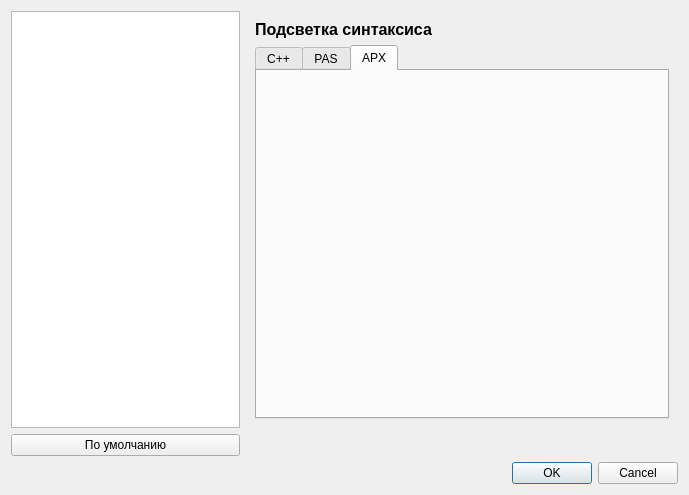
Qt form settingsdialog.ui (NOOBS-DevTeam/Appendix) before a commit.
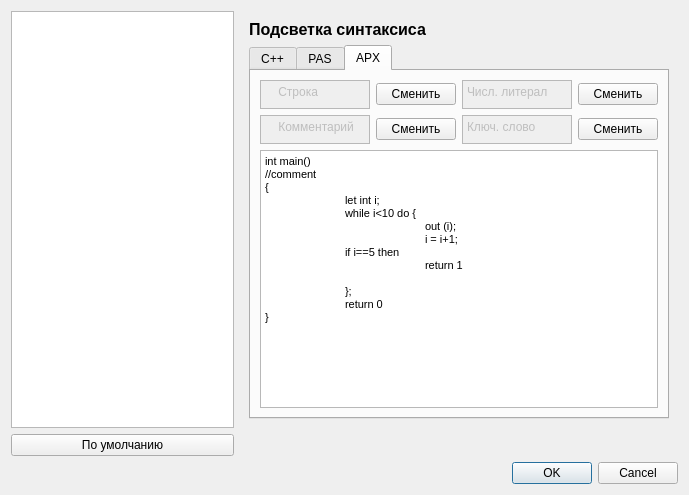
The same form after that commit. The open tabs and pages were chosen to show the change. Custom widgets are drawn as their Qt base class.

Patch:
```diff
--- a/settingsdialog.ui
+++ b/settingsdialog.ui
@@ -464,6 +464,179 @@
           <attribute name="title">
            <string>APX</string>
           </attribute>
+          <layout class="QGridLayout" name="gridLayout_9">
+           <item row="0" column="0">
+            <layout class="QGridLayout" name="gridLayout_8">
+             <item row="1" column="0">
+              <widget class="Editor" name="textEdit_3">
+               <property name="html">
+                <string>&lt;!DOCTYPE HTML PUBLIC &quot;-//W3C//DTD HTML 4.0//EN&quot; &quot;http://www.w3.org/TR/REC-html40/strict.dtd&quot;&gt;
+&lt;html&gt;&lt;head&gt;&lt;meta name=&quot;qrichtext&quot; content=&quot;1&quot; /&gt;&lt;style type=&quot;text/css&quot;&gt;
+p, li { white-space: pre-wrap; }
+&lt;/style&gt;&lt;/head&gt;&lt;body style=&quot; font-family:'MS Shell Dlg 2'; font-size:8.25pt; font-weight:400; font-style:normal;&quot;&gt;
+&lt;p style=&quot; margin-top:0px; margin-bottom:0px; margin-left:0px; margin-right:0px; -qt-block-indent:0; text-indent:0px;&quot;&gt;&lt;span style=&quot; font-size:8pt;&quot;&gt;int main()&lt;/span&gt;&lt;/p&gt;
+&lt;p style=&quot; margin-top:0px; margin-bottom:0px; margin-left:0px; margin-right:0px; -qt-block-indent:0; text-indent:0px;&quot;&gt;&lt;span style=&quot; font-size:8pt;&quot;&gt;//comment&lt;/span&gt;&lt;/p&gt;
+&lt;p style=&quot; margin-top:0px; margin-bottom:0px; margin-left:0px; margin-right:0px; -qt-block-indent:0; text-indent:0px;&quot;&gt;&lt;span style=&quot; font-size:8pt;&quot;&gt;{&lt;/span&gt;&lt;/p&gt;
+&lt;p style=&quot; margin-top:0px; margin-bottom:0px; margin-left:0px; margin-right:0px; -qt-block-indent:0; text-indent:0px;&quot;&gt;&lt;span style=&quot; font-size:8pt;&quot;&gt;	let int i;&lt;/span&gt;&lt;/p&gt;
+&lt;p style=&quot; margin-top:0px; margin-bottom:0px; margin-left:0px; margin-right:0px; -qt-block-indent:0; text-indent:0px;&quot;&gt;&lt;span style=&quot; font-size:8pt;&quot;&gt;	while i&amp;lt;10 do {&lt;/span&gt;&lt;/p&gt;
+&lt;p style=&quot; margin-top:0px; margin-bottom:0px; margin-left:0px; margin-right:0px; -qt-block-indent:0; text-indent:0px;&quot;&gt;&lt;span style=&quot; font-size:8pt;&quot;&gt;		out (i);&lt;/span&gt;&lt;/p&gt;
+&lt;p style=&quot; margin-top:0px; margin-bottom:0px; margin-left:0px; margin-right:0px; -qt-block-indent:0; text-indent:0px;&quot;&gt;&lt;span style=&quot; font-size:8pt;&quot;&gt;		i = i+1;&lt;/span&gt;&lt;/p&gt;
+&lt;p style=&quot; margin-top:0px; margin-bottom:0px; margin-left:0px; margin-right:0px; -qt-block-indent:0; text-indent:0px;&quot;&gt;&lt;span style=&quot; font-size:8pt;&quot;&gt;	if i==5 then&lt;/span&gt;&lt;/p&gt;
+&lt;p style=&quot; margin-top:0px; margin-bottom:0px; margin-left:0px; margin-right:0px; -qt-block-indent:0; text-indent:0px;&quot;&gt;&lt;span style=&quot; font-size:8pt;&quot;&gt;		return 1&lt;/span&gt;&lt;/p&gt;
+&lt;p style=&quot; margin-top:0px; margin-bottom:0px; margin-left:0px; margin-right:0px; -qt-block-indent:0; text-indent:0px;&quot;&gt;&lt;span style=&quot; font-size:8pt;&quot;&gt;	&lt;/span&gt;&lt;/p&gt;
+&lt;p style=&quot; margin-top:0px; margin-bottom:0px; margin-left:0px; margin-right:0px; -qt-block-indent:0; text-indent:0px;&quot;&gt;&lt;span style=&quot; font-size:8pt;&quot;&gt;	};&lt;/span&gt;&lt;/p&gt;
+&lt;p style=&quot; margin-top:0px; margin-bottom:0px; margin-left:0px; margin-right:0px; -qt-block-indent:0; text-indent:0px;&quot;&gt;&lt;span style=&quot; font-size:8pt;&quot;&gt;	return 0&lt;/span&gt;&lt;/p&gt;
+&lt;p style=&quot; margin-top:0px; margin-bottom:0px; margin-left:0px; margin-right:0px; -qt-block-indent:0; text-indent:0px;&quot;&gt;&lt;span style=&quot; font-size:8pt;&quot;&gt;}&lt;/span&gt;&lt;/p&gt;&lt;/body&gt;&lt;/html&gt;</string>
+               </property>
+              </widget>
+             </item>
+             <item row="0" column="0">
+              <layout class="QGridLayout" name="gridLayout_7">
+               <item row="0" column="0">
+                <layout class="QVBoxLayout" name="verticalLayout_5">
+                 <item>
+                  <layout class="QHBoxLayout" name="horizontalLayout_11">
+                   <item>
+                    <widget class="QPlainTextEdit" name="plainTextEdit_10">
+                     <property name="enabled">
+                      <bool>false</bool>
+                     </property>
+                     <property name="minimumSize">
+                      <size>
+                       <width>110</width>
+                       <height>29</height>
+                      </size>
+                     </property>
+                     <property name="maximumSize">
+                      <size>
+                       <width>110</width>
+                       <height>29</height>
+                      </size>
+                     </property>
+                     <property name="plainText">
+                      <string>    Строка</string>
+                     </property>
+                    </widget>
+                   </item>
+                   <item>
+                    <widget class="QPushButton" name="pushButton_11">
+                     <property name="text">
+                      <string>Сменить</string>
+                     </property>
+                    </widget>
+                   </item>
+                  </layout>
+                 </item>
+                 <item>
+                  <layout class="QHBoxLayout" name="horizontalLayout_10">
+                   <item>
+                    <widget class="QPlainTextEdit" name="plainTextEdit_11">
+                     <property name="enabled">
+                      <bool>false</bool>
+                     </property>
+                     <property name="minimumSize">
+                      <size>
+                       <width>110</width>
+                       <height>29</height>
+                      </size>
+                     </property>
+                     <property name="maximumSize">
+                      <size>
+                       <width>110</width>
+                       <height>29</height>
+                      </size>
+                     </property>
+                     <property name="plainText">
+                      <string>    Комментарий</string>
+                     </property>
+                    </widget>
+                   </item>
+                   <item>
+                    <widget class="QPushButton" name="pushButton_12">
+                     <property name="text">
+                      <string>Сменить</string>
+                     </property>
+                    </widget>
+                   </item>
+                  </layout>
+                 </item>
+                </layout>
+               </item>
+               <item row="0" column="1">
+                <layout class="QVBoxLayout" name="verticalLayout_6">
+                 <item>
+                  <layout class="QHBoxLayout" name="horizontalLayout_12">
+                   <item>
+                    <widget class="QPlainTextEdit" name="plainTextEdit_12">
+                     <property name="enabled">
+                      <bool>false</bool>
+                     </property>
+                     <property name="minimumSize">
+                      <size>
+                       <width>110</width>
+                       <height>29</height>
+                      </size>
+                     </property>
+                     <property name="maximumSize">
+                      <size>
+                       <width>110</width>
+                       <height>29</height>
+                      </size>
+                     </property>
+                     <property name="plainText">
+                      <string>Числ. литерал</string>
+                     </property>
+                    </widget>
+                   </item>
+                   <item>
+                    <widget class="QPushButton" name="pushButton_13">
+                     <property name="text">
+                      <string>Сменить</string>
+                     </property>
+                    </widget>
+                   </item>
+                  </layout>
+                 </item>
+                 <item>
+                  <layout class="QHBoxLayout" name="horizontalLayout_13">
+                   <item>
+                    <widget class="QPlainTextEdit" name="plainTextEdit_13">
+                     <property name="enabled">
+                      <bool>false</bool>
+                     </property>
+                     <property name="minimumSize">
+                      <size>
+                       <width>110</width>
+                       <height>29</height>
+                      </size>
+                     </property>
+                     <property name="maximumSize">
+                      <size>
+                       <width>110</width>
+                       <height>29</height>
+                      </size>
+                     </property>
+                     <property name="plainText">
+                      <string>Ключ. слово</string>
+                     </property>
+                    </widget>
+                   </item>
+                   <item>
+                    <widget class="QPushButton" name="pushButton_14">
+                     <property name="text">
+                      <string>Сменить</string>
+                     </property>
+                    </widget>
+                   </item>
+                  </layout>
+                 </item>
+                </layout>
+               </item>
+              </layout>
+             </item>
+            </layout>
+           </item>
+          </layout>
          </widget>
         </widget>
        </item>
```
Left out of the diff: 26 changed lines with no effect on the pictures.
